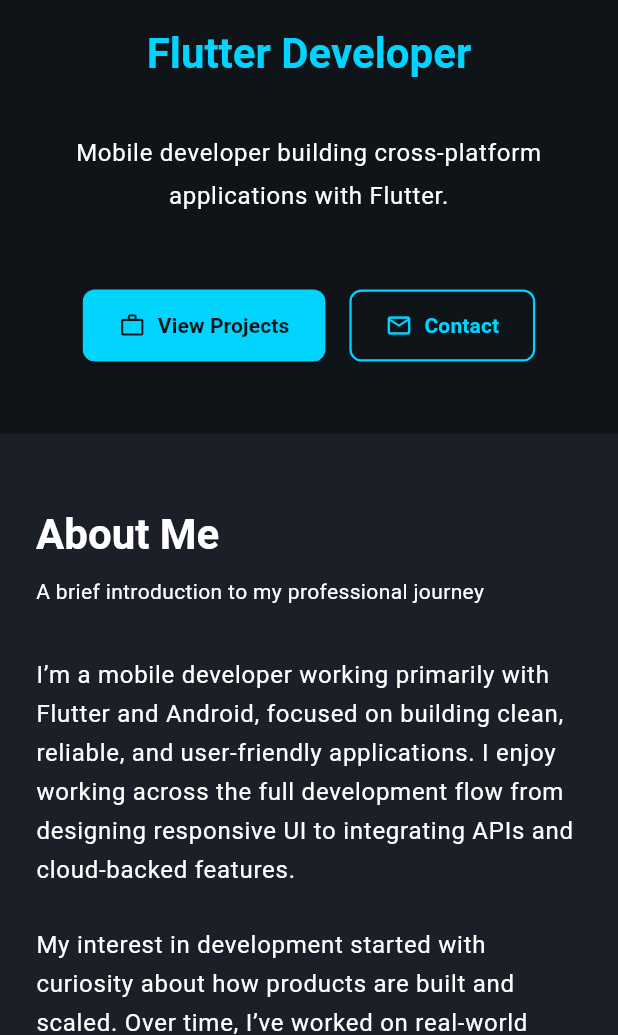
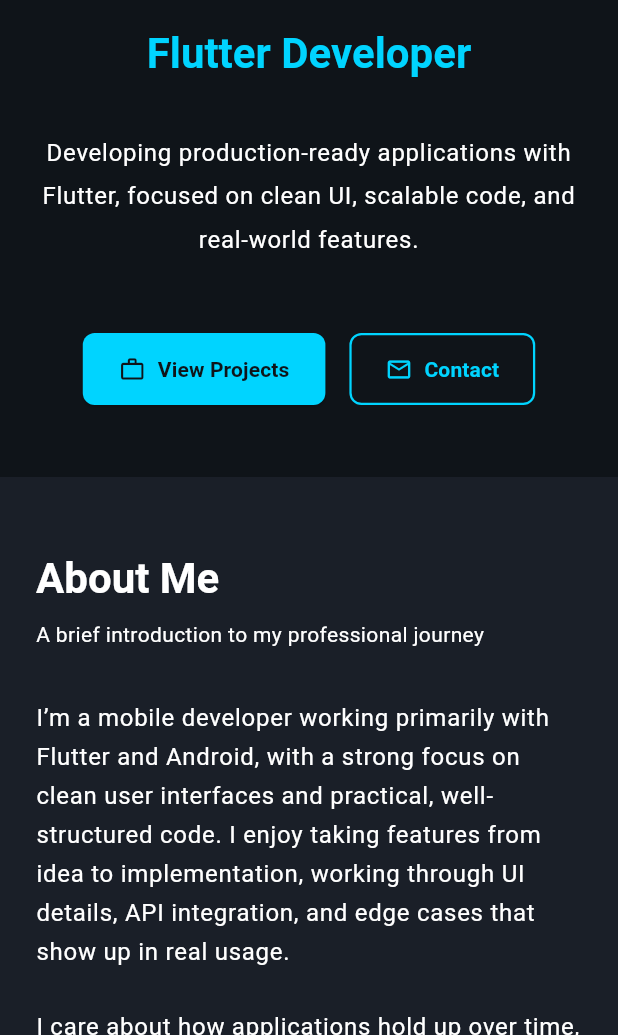
Before and after one commit to gaara40/my-flutter-portfolio, a Flutter app: the screen it shows after launch, on a phone screen of 412 x 824 dp, the part 201-1236 px from its top. Run offline on Flutter 3.47's test engine with Material 3 defaults, Android fonts, the phone set to English and light mode, and no system bars.

Commit message:
Update project descriptions, improve clarity, and adjust resume PDF URL

```diff
--- a/lib/models/project_model.dart
+++ b/lib/models/project_model.dart
@@ -18,22 +18,25 @@ class ProjectModel {
   });
 }
 
-/// Sample projects for the portfolio.
-/// Replace with your own projects.
+// My portfolio projects data
 class ProjectData {
   static final List<ProjectModel> projects = [
     ProjectModel(
-      title: 'Snibbl - Poetry & Micro-Story Social Platform',
+      title: 'Snibbl – Poetry & Micro-Story Social Platform',
       description:
-          'A creative social platform for poets and micro-storytellers to share their work. \nFeatures email/password and Google Sign-In authentication, guest login mode for casual readers, real-time poem feed with likes, comments, and saves. \nIntegrated push notifications alert users when their posts receive engagement.',
+          'Snibbl is a Flutter-based social platform designed around short-form poetry and micro-stories.\n'
+          'It supports user accounts and guest access, real-time content updates, and engagement features such as likes, comments, and saves.\n'
+          'The project focuses on delivering a clean, distraction-free reading experience while handling dynamic content and user interaction.',
+
       technologies: [
         'Flutter',
         'Dart',
-        'Firebase Auth',
-        'Firestore',
-        'Cloud Messaging',
+        'Firebase Authentication',
+        'Cloud Firestore',
+        'Firebase Cloud Messaging',
         'Riverpod',
       ],
+
       githubUrl: 'https://github.com/gaara40/snibbl',
       demoUrl: null,
       imageUrl: null,
@@ -41,15 +44,18 @@ class ProjectData {
     ProjectModel(
       title: 'QuickBill - Invoicing & Inventory Management App ',
       description:
-          'An intuitive invoicing and inventory management app designed for small business owners. \nGenerates professional invoices with customer details and auto-calculated totals, manages stock in real-time, and provides a comprehensive sales dashboard. \nFirebase integration ensures data persistence and accessibility across devices.',
+          'QuickBill is a Flutter-based invoicing and inventory management application designed for small businesses and shop owners.\n'
+          'The app supports inventory tracking, invoice generation, sales history, and business insights through a centralized dashboard.\n'
+          'It focuses on handling structured business data, real-time updates, and persistent records using cloud-backed storage.',
+
       technologies: [
         'Flutter',
         'Dart',
+        'Firebase Authentication',
+        'Cloud Firestore',
         'Riverpod',
-        'Firebase',
-        'Firestore',
-        'Cloud Storage',
       ],
+
       githubUrl: 'https://github.com/gaara40/QuickBill',
       demoUrl: null,
       imageUrl: null,
@@ -57,8 +63,11 @@ class ProjectData {
     ProjectModel(
       title: 'Expense Tracker',
       description:
-          'A beautifully designed expense tracking app with intuitive category management and visual spending insights. \nFeatures local data persistence using Hive, category-wise bar charts for analysis, multiple sort options, and undo functionality for accidental deletions. \nMinimal UI focuses on clarity and ease of use.',
-      technologies: ['Flutter', 'Dart', 'Hive', 'Provider', 'Material Design'],
+          'Expense Tracker is a Flutter application for recording and analyzing daily spending\n'
+          'The app supports categorizing expenses, visualizing spending patterns, and managing records through sorting and editing features.\n'
+          'It emphasizes local data persistence, responsive interactions, and a clean interface for handling personal finance data.',
+
+      technologies: ['Flutter', 'Dart', 'Hive', 'Provider'],
       githubUrl: 'https://github.com/gaara40/ExpenseTracker',
       demoUrl: null,
       imageUrl: null,
--- a/lib/sections/about_section.dart
+++ b/lib/sections/about_section.dart
@@ -65,13 +65,13 @@ class AboutSection extends StatelessWidget {
   List<Widget> _buildContent(BuildContext context) {
     return [
       Text(
-        'I’m a mobile developer working primarily with Flutter and Android, focused on building clean, reliable, and user-friendly applications. I enjoy working across the full development flow from designing responsive UI to integrating APIs and cloud-backed features.',
+        'I’m a mobile developer working primarily with Flutter and Android, with a strong focus on clean user interfaces and practical, well-structured code. I enjoy taking features from idea to implementation, working through UI details, API integration, and edge cases that show up in real usage.',
 
         style: Theme.of(context).textTheme.bodyLarge,
       ),
       const SizedBox(height: AppTheme.spacingL),
       Text(
-        'My interest in development started with curiosity about how products are built and scaled. Over time, I’ve worked on real-world applications where maintainability, performance, and collaboration matter just as much as features. I value writing clear code, thinking through edge cases, and building things that are easy to evolve over time.',
+        'I care about how applications hold up over time, not just how quickly features are implemented. Maintainability, performance, and clarity guide the way I write code, with close attention to edge cases and long-term usability. I’m comfortable working within existing codebases and structuring features so they remain easy to understand, test, and extend as the product grows.',
         style: Theme.of(context).textTheme.bodyLarge,
       ),
       // const SizedBox(height: AppTheme.spacingL),
--- a/lib/sections/hero_section.dart
+++ b/lib/sections/hero_section.dart
@@ -67,7 +67,7 @@ class HeroSection extends StatelessWidget {
                 SizedBox(
                   width: isMobile ? double.infinity : 600,
                   child: Text(
-                    'Mobile developer building cross-platform applications with Flutter.',
+                    'Developing production-ready applications with Flutter, focused on clean UI, scalable code, and real-world features.',
                     style: Theme.of(context).textTheme.bodyLarge?.copyWith(
                       height: 1.8,
                       color: Theme.of(context).colorScheme.onSurface,
--- a/lib/sections/resume_section.dart
+++ b/lib/sections/resume_section.dart
@@ -13,7 +13,7 @@ class ResumeSection extends StatelessWidget {
     final isMobile = MediaQuery.of(context).size.width < 768;
 
     final pdfUrl =
-        'https://raw.githubusercontent.com/gaara40/my-flutter-portfolio/31039aa92164d27457d27e69139d09bbb9df6cc9/assets/pdf/Pravinkumar_Resume1.pdf';
+        'https://raw.githubusercontent.com/gaara40/my-flutter-portfolio/5578a17ce66a6b4d0aaf6a63e61944d8aa701ac6/assets/pdf/Pravinkumar_Resume.pdf';
 
     return Container(
       width: double.infinity,
```
